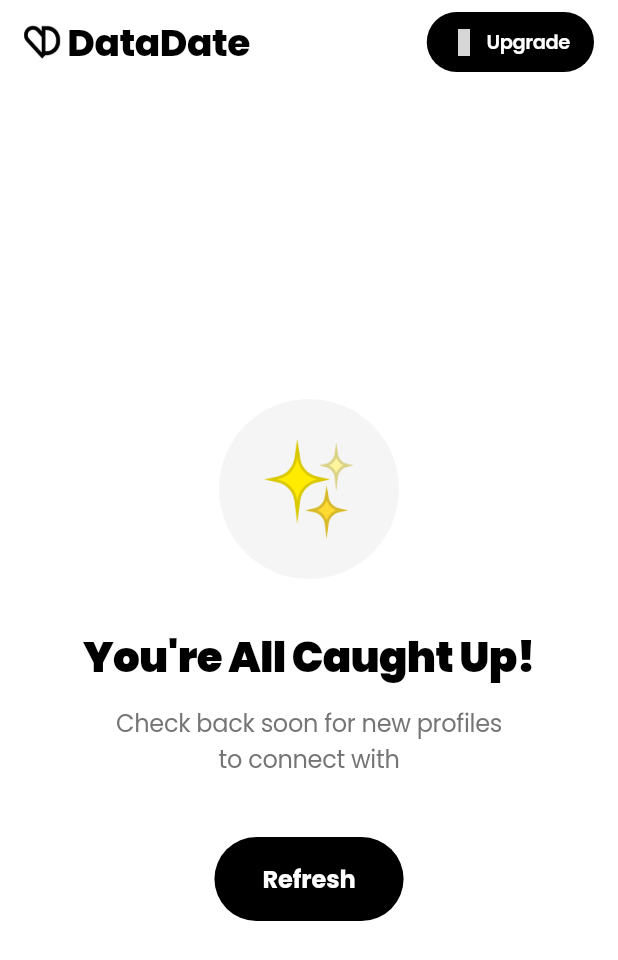
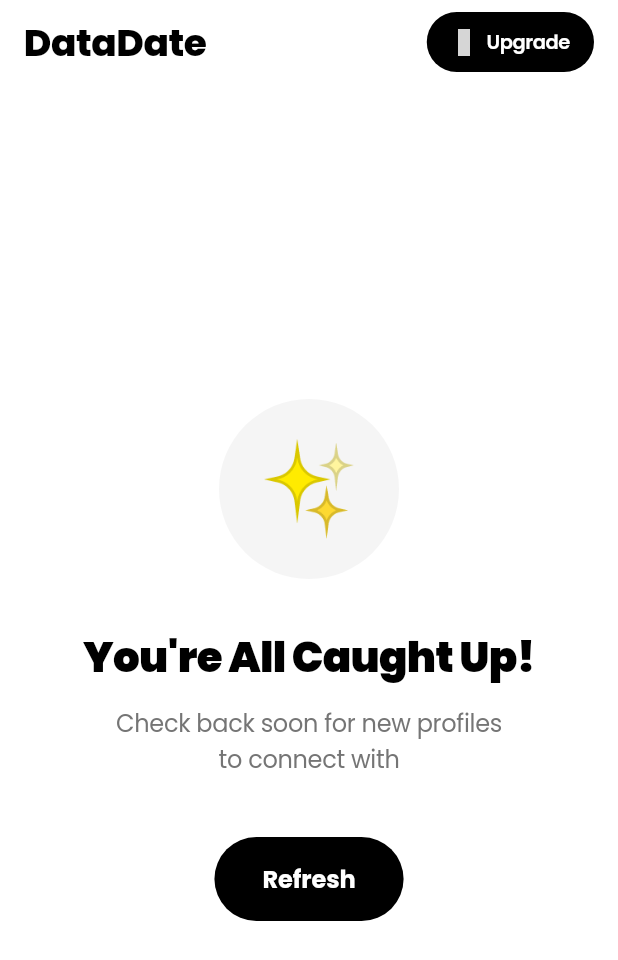
Before and after one commit to alumbwe1/datadateApp, a Flutter app: the EncountersPage screen opened directly, on a phone screen of 412 x 824 dp. Shown: the top 960 px of the screen. Run offline on Flutter 3.47's test engine with Material 3 defaults, Android fonts, the phone set to English and light mode, and no system bars; our stand-ins replace cached_network_image, dartz, dio, equatable, flutter_card_swiper, flutter_riverpod and 9 more; accounts and stored records are empty; network calls fail; grey boxes are pictures that could not be loaded.

```diff
--- a/lib/core/widgets/main_navigation.dart
+++ b/lib/core/widgets/main_navigation.dart
@@ -134,8 +134,8 @@ class _MainNavigationState extends State<MainNavigation>
               child: svgPath != null
                   ? SvgPicture.asset(
                       svgPath,
-                      width: 22,
-                      height: 22,
+                      width: 24,
+                      height: 24,
                       fit: BoxFit.cover,
                       colorFilter: ColorFilter.mode(
                         isActive ? activeColor : Colors.grey.shade400,
@@ -145,7 +145,7 @@ class _MainNavigationState extends State<MainNavigation>
                   : Icon(
                       icon,
                       color: isActive ? activeColor : Colors.grey.shade400,
-                      size: 25,
+                      size: 27,
                     ),
             ),
           ],
--- a/lib/features/auth/presentation/pages/login_page.dart
+++ b/lib/features/auth/presentation/pages/login_page.dart
@@ -64,6 +64,7 @@ class _LoginPageState extends ConsumerState<LoginPage> {
 
     return Scaffold(
       backgroundColor: Colors.white,
+      appBar: AppBar(backgroundColor: Colors.white, elevation: 0),
       body: SafeArea(
         child: SingleChildScrollView(
           padding: EdgeInsets.symmetric(horizontal: 24.w, vertical: 20.h),
--- a/lib/features/encounters/presentation/pages/encounters_page.dart
+++ b/lib/features/encounters/presentation/pages/encounters_page.dart
@@ -80,14 +80,14 @@ class _EncountersPageState extends ConsumerState<EncountersPage> {
             padding: const EdgeInsets.symmetric(horizontal: 16, vertical: 8),
             child: Row(
               children: [
-                Image.asset(
-                  'assets/images/dataDate.png',
-                  height: 25,
-                  width: 25,
-                  fit: BoxFit.cover,
-                  color: Colors.black,
-                ),
-                const SizedBox(width: 4),
+                // Image.asset(
+                //   'assets/images/dataDate.png',
+                //   height: 25,
+                //   width: 25,
+                //   fit: BoxFit.cover,
+                //   color: Colors.black,
+                // ),
+                // const SizedBox(width: 4),
                 Text(
                   'DataDate',
                   style: appStyle(
```
Also changed, not shown: assets/images/DDLOGO.png, 39 other files.
